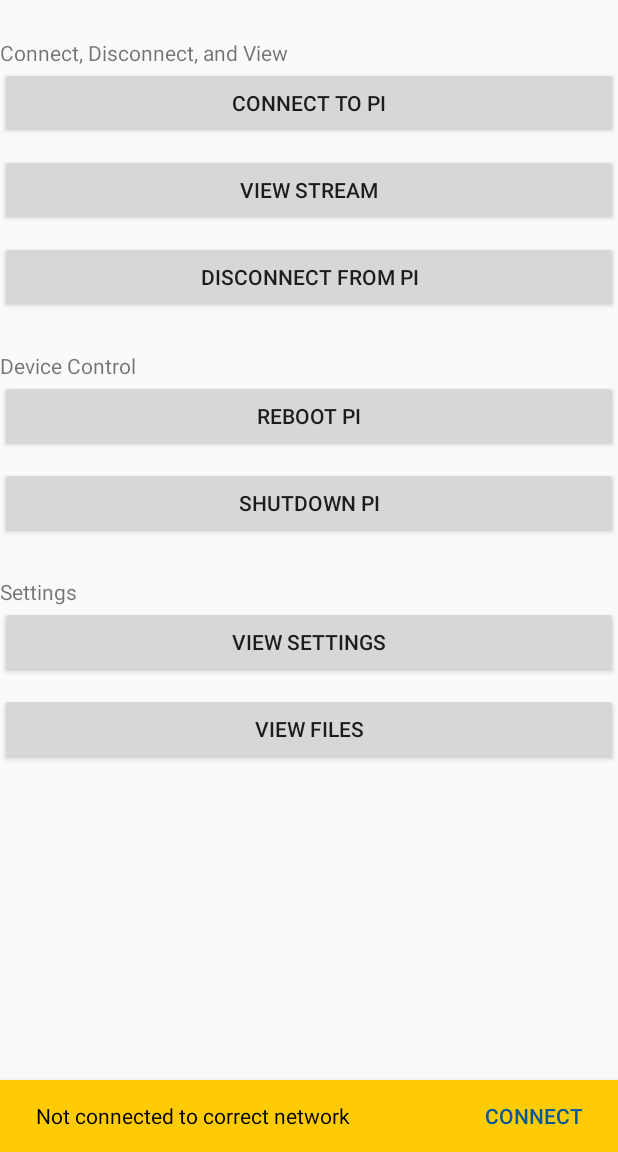
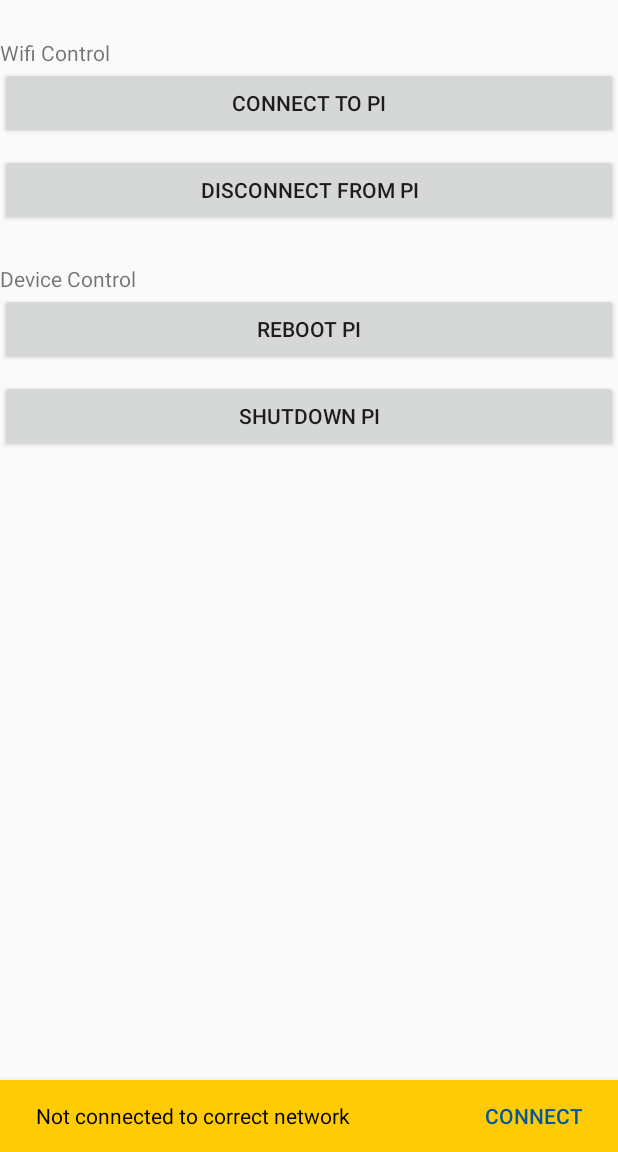
Before and after one commit to mlightning3/ThirdEye, an Android app: the screen it shows after launch (MainActivity), after a tap on "REBOOT PI", on a phone screen of 412 x 824 dp, the part 84-1236 px from its top. Run offline under Robolectric (Android 15) with nearby library versions, the phone set to English and light mode, and no system bars; our stand-ins replace Volley; 3 other taps on this screen came first.

Commit message:
Creating device control fragment
Buttons on fragment call functions on main activity still

```diff
--- /dev/null
+++ b/app/src/main/java/edu/umich/globalchallenges/thirdeye/DeviceControlFragment.java
@@ -0,0 +1,43 @@
+package edu.umich.globalchallenges.thirdeye;
+
+import android.os.Bundle;
+import android.support.annotation.NonNull;
+import android.support.v4.app.Fragment;
+import android.view.LayoutInflater;
+import android.view.View;
+import android.view.ViewGroup;
+
+public class DeviceControlFragment extends Fragment {
+
+    /**
+     * This is called when the fragment is created, but before its view is
+     *
+     * @param savedInstanceState
+     */
+    @Override
+    public void onCreate(Bundle savedInstanceState) {
+        super.onCreate(savedInstanceState);
+    }
+
+    /**
+     * This is called when the fragment is creating it's view
+     *
+     * @param inflater
+     * @param container
+     * @param savedInstanceState
+     * @return
+     */
+    @Override
+    public View onCreateView(@NonNull LayoutInflater inflater, ViewGroup container, Bundle savedInstanceState) {
+        View view = inflater.inflate(R.layout.device_control_fragment, container, false);
+        return view;
+    }
+
+    /**
+     * Anything that needs to be saved between use of fragments should be saved here
+     */
+    @Override
+    public void onPause() {
+        super.onPause();
+    }
+}
--- a/app/src/main/java/edu/umich/globalchallenges/thirdeye/MainActivity.java
+++ b/app/src/main/java/edu/umich/globalchallenges/thirdeye/MainActivity.java
@@ -1,19 +1,18 @@
 package edu.umich.globalchallenges.thirdeye;
 
 import android.content.Context;
-import android.content.Intent;
 import android.content.SharedPreferences;
 import android.graphics.Color;
-import android.net.Uri;
 import android.net.wifi.WifiConfiguration;
 import android.net.wifi.WifiManager;
-import android.os.Build;
 import android.preference.PreferenceManager;
 import android.support.annotation.NonNull;
 import android.support.design.widget.NavigationView;
 import android.support.design.widget.Snackbar;
+import android.support.v4.app.Fragment;
 import android.support.v4.view.GravityCompat;
 import android.support.v4.widget.DrawerLayout;
+import android.support.v4.app.FragmentManager;
 import android.support.v7.app.ActionBar;
 import android.support.v7.app.AppCompatActivity;
 import android.os.Bundle;
@@ -23,11 +22,11 @@ import android.view.View;
 import android.widget.TextView;
 
 import com.android.volley.Request;
+import com.android.volley.RequestQueue;
 import com.android.volley.Response;
 import com.android.volley.VolleyError;
 import com.android.volley.toolbox.StringRequest;
 import com.android.volley.toolbox.Volley;
-import com.android.volley.RequestQueue;
 
 public class MainActivity extends AppCompatActivity {
     // Important Globals
@@ -40,7 +39,10 @@ public class MainActivity extends AppCompatActivity {
 
     private SharedPreferences sharedPreferences;
     private RequestQueue queue;
+    private WifiManager wifiManager;
     private DrawerLayout drawerLayout;
+    private FragmentManager fragmentManager;
+    private Fragment activeFragment;
 
     @Override
     protected void onCreate(Bundle savedInstanceState) {
@@ -69,11 +71,17 @@ public class MainActivity extends AppCompatActivity {
         // Initialize our global variables
         sharedPreferences = PreferenceManager.getDefaultSharedPreferences(this);
         queue = Volley.newRequestQueue(this);
+        wifiManager = (WifiManager) getApplicationContext().getSystemService(Context.WIFI_SERVICE);
 
         // Load settings
         ssid = "\"" + sharedPreferences.getString("ssid", "Pi_AP") + "\"";
         sharedkey = "\"" + sharedPreferences.getString("passphrase", "raspberry") + "\"";
         userkey = sharedPreferences.getString("userkey", "developmentkey");
+
+        // Load initial fragment
+        fragmentManager = getSupportFragmentManager();
+        activeFragment = new DeviceControlFragment();
+        fragmentManager.beginTransaction().add(R.id.fragment_container, activeFragment).commit();
     }
 
     @Override
@@ -95,7 +103,6 @@ public class MainActivity extends AppCompatActivity {
      */
     public void wifi_connect(View view) {
         if(!connected_to_network()) { // Only connect if we aren't already
-            WifiManager wifiManager = (WifiManager) getApplicationContext().getSystemService(Context.WIFI_SERVICE);
             last_net_id = wifiManager.getConnectionInfo().getNetworkId();
             // setup a wifi configuration
             WifiConfiguration wc = new WifiConfiguration();
@@ -125,7 +132,6 @@ public class MainActivity extends AppCompatActivity {
      */
     public void wifi_disconnect(View view) {
         if(connected_to_network()) { // We only want to disconnect if we were connected to the server's network
-            WifiManager wifiManager = (WifiManager) getApplicationContext().getSystemService(Context.WIFI_SERVICE);
             wifiManager.disconnect();
             if (last_net_id != 0) { // Try to reconnect to the network previously attached to
                 wifiManager.enableNetwork(last_net_id, true);
@@ -140,7 +146,6 @@ public class MainActivity extends AppCompatActivity {
      * @return true if connected to the right network, false otherwise
      */
     public boolean connected_to_network() {
-        WifiManager wifiManager = (WifiManager) getApplicationContext().getSystemService(Context.WIFI_SERVICE);
         if(wifiManager.getConnectionInfo().getSSID().equals(ssid)) {
             return true;
         }
@@ -171,7 +176,7 @@ public class MainActivity extends AppCompatActivity {
         errorbar.getView().setBackgroundColor(getResources().getColor(R.color.colorPrimary));
         TextView messagetext = (TextView) errorbar.getView().findViewById(android.support.design.R.id.snackbar_text);
         messagetext.setTextColor(Color.BLACK);
-        errorbar.setAction("Connect", new ConnectListener());
+        errorbar.setAction("Connect", new MainActivity.ConnectListener());
         errorbar.show();
     }
 
@@ -239,29 +244,6 @@ public class MainActivity extends AppCompatActivity {
     }
 
     /**
-     * Launches activity to view the camera stream if we are connected to the right network, or gives
-     * a snackbar message that we aren't connected.
-     * @param view
-     */
-    public void browser_launch(View view) {
-        if (connected_to_network()) {
-            if(Build.VERSION.SDK_INT <= Build.VERSION_CODES.KITKAT_WATCH) {
-                Intent browserIntent = new Intent(Intent.ACTION_VIEW, Uri.parse("http://stream.pi:5000"));
-                if (browserIntent.resolveActivity(getPackageManager()) != null) {
-                    startActivity(browserIntent);
-                }
-            }
-            else {
-                Intent intent = new Intent(this, DisplayStream.class);
-                startActivity(intent);
-            }
-        }
-        else {
-            network_error_snack(view);
-        }
-    }
-
-    /**
      * Tells the computer running the server to reboot. It will display a snackbar with the status
      * of the request (everything ok, or error)
      * @param view
@@ -272,7 +254,7 @@ public class MainActivity extends AppCompatActivity {
             rebootbar.getView().setBackgroundColor(getResources().getColor(R.color.colorPrimary));
             TextView messagetext = (TextView) rebootbar.getView().findViewById(android.support.design.R.id.snackbar_text);
             messagetext.setTextColor(Color.BLACK);
-            rebootbar.setAction("Yes", new RebootListener());
+            rebootbar.setAction("Yes", new MainActivity.RebootListener());
             rebootbar.show();
         }
         else {
@@ -291,33 +273,11 @@ public class MainActivity extends AppCompatActivity {
             shutdownbar.getView().setBackgroundColor(getResources().getColor(R.color.colorPrimary));
             TextView messagetext = (TextView) shutdownbar.getView().findViewById(android.support.design.R.id.snackbar_text);
             messagetext.setTextColor(Color.BLACK);
-            shutdownbar.setAction("Yes", new ShutdownListener());
+            shutdownbar.setAction("Yes", new MainActivity.ShutdownListener());
             shutdownbar.show();
         }
         else {
             network_error_snack(view);
         }
     }
-
-    /**
-     * Launches the Settings activity
-     * @param view
-     */
-    public void launch_settings(View view) {
-        Intent intent = new Intent(this, SettingsActivity.class);
-        startActivity(intent);
-    }
-
-    /**
-     * Launches the FileView activity
-     * @param view
-     */
-    public void launch_fileviewer(final View view) {
-        if(connected_to_network()) {
-            Intent intent = new Intent(this, FileViewer.class);
-            startActivity(intent);
-        } else {
-            network_error_snack(view);
-        }
-    }
 }
--- a/app/src/main/res/layout/activity_main.xml
+++ b/app/src/main/res/layout/activity_main.xml
@@ -29,98 +29,12 @@
                 android:background="?attr/colorPrimary"
                 android:theme="@style/ThemeOverlay.AppCompat.ActionBar" />
 
-            <Space
+            <FrameLayout
                 android:layout_width="match_parent"
-                android:layout_height="25dp" />
-            <TextView
-                android:id="@+id/textView1"
-                android:layout_width="match_parent"
-                android:layout_height="wrap_content"
-                android:text="Connect, Disconnect, and View" />
-            <Button
-                android:id="@+id/wifi_connect"
-                android:layout_width="match_parent"
-                android:layout_height="wrap_content"
-                android:onClick="wifi_connect"
-                android:text="Connect to Pi"
-                tools:layout_editor_absoluteX="50dp"
-                tools:layout_editor_absoluteY="262dp" />
-            <Space
-                android:layout_width="match_parent"
-                android:layout_height="10dp" />
-            <Button
-                android:id="@+id/browser_launch"
-                android:layout_width="match_parent"
-                android:layout_height="wrap_content"
-                android:onClick="browser_launch"
-                android:text="View Stream"
-                tools:layout_editor_absoluteX="252dp"
-                tools:layout_editor_absoluteY="292dp" />
-            <Space
-                android:layout_width="match_parent"
-                android:layout_height="10dp" />
-            <Button
-                android:id="@+id/wifi_disconnect"
-                android:layout_width="match_parent"
-                android:layout_height="wrap_content"
-                android:onClick="wifi_disconnect"
-                android:text="Disconnect from Pi"
-                tools:layout_editor_absoluteX="40dp"
-                tools:layout_editor_absoluteY="400dp" />
+                android:layout_height="match_parent"
+                android:id="@+id/fragment_container">
 
-            <Space
-                android:layout_width="match_parent"
-                android:layout_height="25dp" />
-
-            <TextView
-                android:id="@+id/textView2"
-                android:layout_width="match_parent"
-                android:layout_height="wrap_content"
-                android:text="Device Control" />
-
-            <Button
-                android:id="@+id/reboot"
-                android:layout_width="match_parent"
-                android:layout_height="wrap_content"
-                android:onClick="device_reboot"
-                android:text="Reboot Pi"
-                tools:layout_editor_absoluteX="40dp"
-                tools:layout_editor_absoluteY="400dp" />
-            <Space
-                android:layout_width="match_parent"
-                android:layout_height="10dp" />
-            <Button
-                android:id="@+id/poweroff"
-                android:layout_width="match_parent"
-                android:layout_height="wrap_content"
-                android:onClick="device_shutdown"
-                android:text="Shutdown Pi"
-                tools:layout_editor_absoluteX="40dp"
-                tools:layout_editor_absoluteY="400dp" />
-
-            <Space
-                android:layout_width="match_parent"
-                android:layout_height="25dp" />
-            <TextView
-                android:id="@+id/textView3"
-                android:layout_width="match_parent"
-                android:layout_height="wrap_content"
-                android:text="Settings" />
-            <Button
-                android:id="@+id/settings_launch"
-                android:layout_width="match_parent"
-                android:layout_height="wrap_content"
-                android:onClick="launch_settings"
-                android:text="View Settings" />
-            <Space
-                android:layout_width="match_parent"
-                android:layout_height="10dp" />
-            <Button
-                android:id="@+id/filelisting_launch"
-                android:layout_width="match_parent"
-                android:layout_height="wrap_content"
-                android:onClick="launch_fileviewer"
-                android:text="View Files" />
+            </FrameLayout>
         </LinearLayout>
     </android.support.design.widget.CoordinatorLayout>
 
--- /dev/null
+++ b/app/src/main/res/layout/device_control_fragment.xml
@@ -0,0 +1,65 @@
+<?xml version="1.0" encoding="utf-8"?>
+<FrameLayout xmlns:android="http://schemas.android.com/apk/res/android"
+    xmlns:tools="http://schemas.android.com/tools"
+    android:id="@+id/DeviceControlFragment"
+    tools:context=".DeviceControlFragment"
+    android:layout_width="match_parent"
+    android:layout_height="match_parent">
+
+    <LinearLayout
+        android:layout_width="match_parent"
+        android:layout_height="wrap_content"
+        android:orientation="vertical">
+
+        <Space
+            android:layout_width="match_parent"
+            android:layout_height="25dp" />
+        <TextView
+            android:id="@+id/textView1"
+            android:layout_width="match_parent"
+            android:layout_height="wrap_content"
+            android:text="Wifi Control" />
+        <Button
+            android:id="@+id/wifi_connect"
+            android:layout_width="match_parent"
+            android:layout_height="wrap_content"
+            android:onClick="wifi_connect"
+            android:text="Connect to Pi"/>
+        <Space
+            android:layout_width="match_parent"
+            android:layout_height="10dp" />
+        <Button
+            android:id="@+id/wifi_disconnect"
+            android:layout_width="match_parent"
+            android:layout_height="wrap_content"
+            android:onClick="wifi_disconnect"
+            android:text="Disconnect from Pi"/>
+
+        <Space
+            android:layout_width="match_parent"
+            android:layout_height="25dp" />
+
+        <TextView
+            android:id="@+id/textView2"
+            android:layout_width="match_parent"
+            android:layout_height="wrap_content"
+            android:text="Device Control" />
+
+        <Button
+            android:id="@+id/reboot"
+            android:layout_width="match_parent"
+            android:layout_height="wrap_content"
+            android:onClick="device_reboot"
+            android:text="Reboot Pi" />
+        <Space
+            android:layout_width="match_parent"
+            android:layout_height="10dp" />
+        <Button
+            android:id="@+id/poweroff"
+            android:layout_width="match_parent"
+            android:layout_height="wrap_content"
+            android:onClick="device_shutdown"
+            android:text="Shutdown Pi" />
+    </LinearLayout>
+
+</FrameLayout>
```
